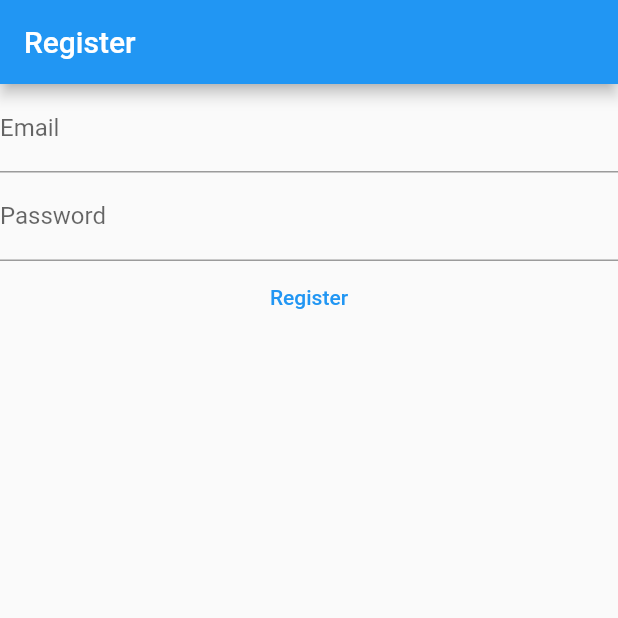
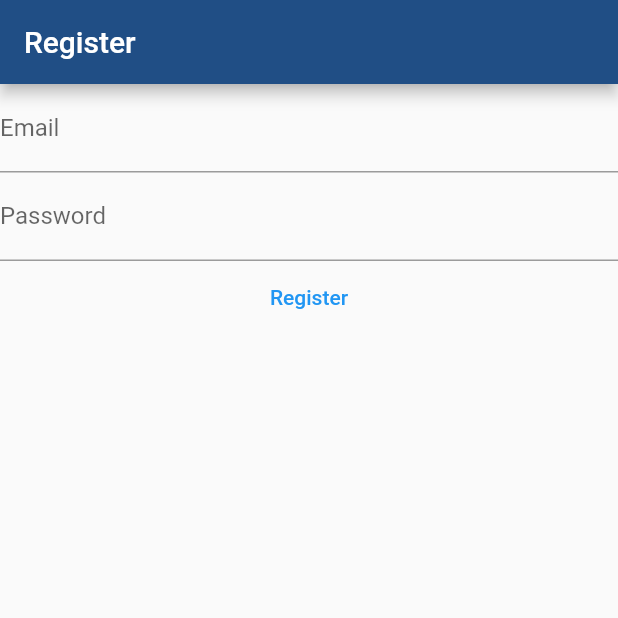
Before and after one commit to VikramNaik26/vandadFlutter, a Flutter app: the screen it shows after launch, on a phone screen of 412 x 824 dp, the top half of it. Run offline on Flutter 3.47's test engine with Material 2 defaults, Android fonts, the phone set to English and light mode, and no system bars; our stand-ins replace firebase_auth, firebase_core; accounts and stored records are empty.

Commit message:
set a bg color on appbar

```diff
--- a/lib/main.dart
+++ b/lib/main.dart
@@ -44,6 +44,7 @@ class _HomePageState extends State<HomePage> {
     return Scaffold(
       appBar: AppBar(
         title: const Text("Register"),
+        backgroundColor: Color.fromARGB(255, 32, 78, 133),
       ),
       body: FutureBuilder(
         future: Firebase.initializeApp(
```
